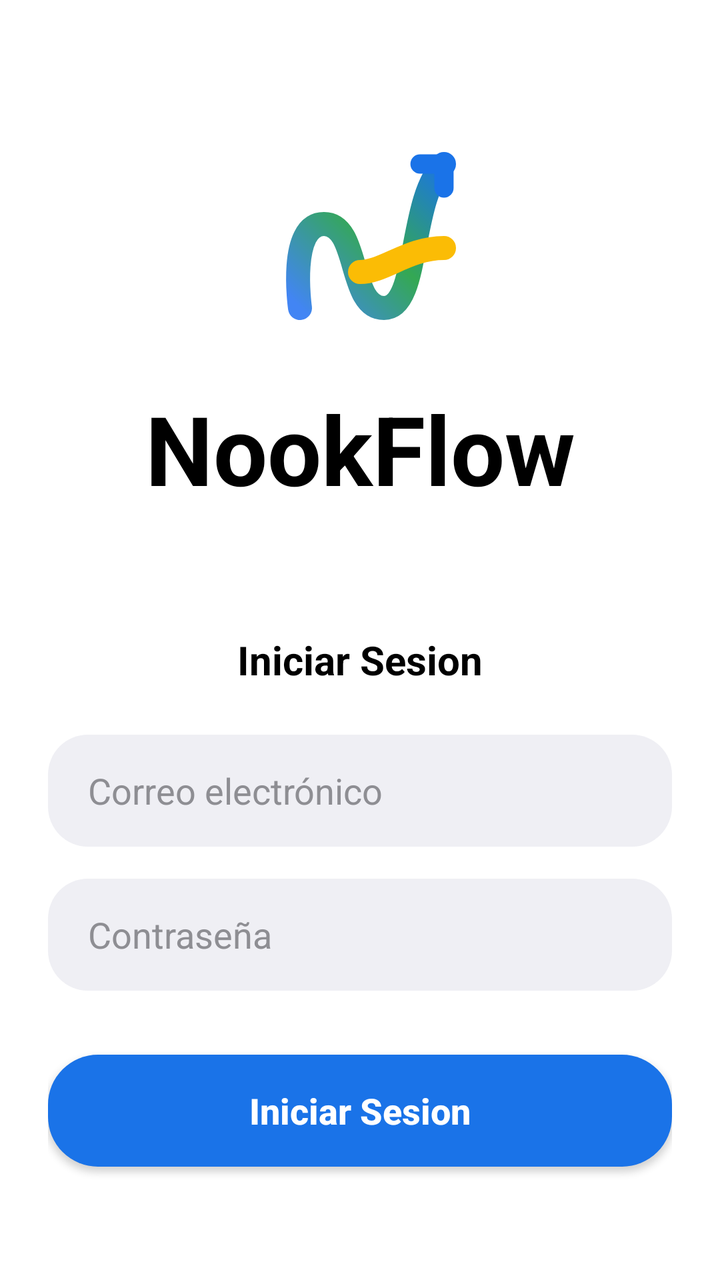
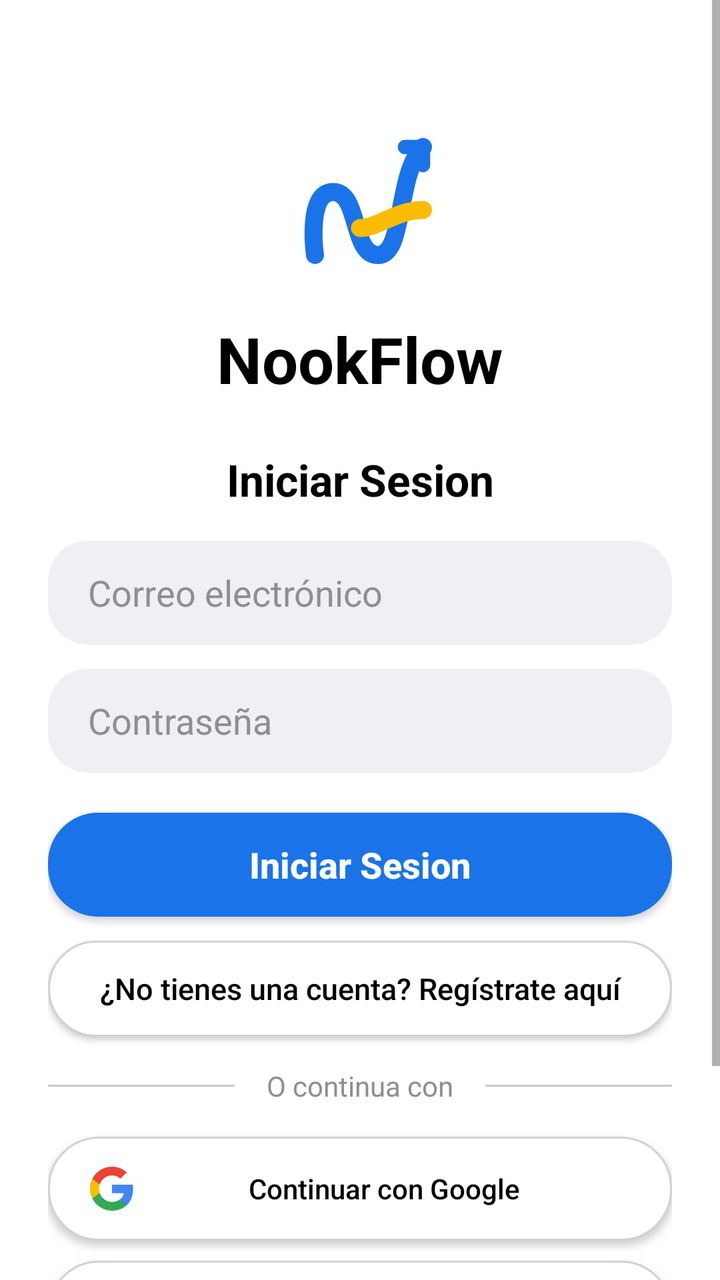

Before-and-after screenshots of an Android layout around one commit, followed by the original layout XML and the change that was made.
<!-- AndroidManifest.xml: application theme Theme.MyApplication -->
<!-- res/layout/iniciodesesion.xml -->
<?xml version="1.0" encoding="utf-8"?>
<androidx.constraintlayout.widget.ConstraintLayout xmlns:android="http://schemas.android.com/apk/res/android"
    xmlns:app="http://schemas.android.com/apk/res-auto"
    xmlns:tools="http://schemas.android.com/tools"
    android:id="@+id/main"
    android:layout_width="match_parent"
    android:layout_height="match_parent"
    android:background="@color/white"
    android:padding="24dp">

    
    <ImageView
        android:id="@+id/logo"
        android:layout_width="120dp"
        android:layout_height="120dp"
        android:layout_marginTop="40dp"
        android:contentDescription="@null"
        android:src="@drawable/logo_nookflow"
        app:layout_constraintEnd_toEndOf="parent"
        app:layout_constraintStart_toStartOf="parent"
        app:layout_constraintTop_toTopOf="parent" />

    <TextView
        android:id="@+id/appName"
        android:layout_width="wrap_content"
        android:layout_height="wrap_content"
        android:layout_marginTop="8dp"
        android:text="@string/app_name"
        android:textColor="@color/black"
        android:textSize="48sp"
        android:textStyle="bold"
        app:layout_constraintEnd_toEndOf="parent"
        app:layout_constraintStart_toStartOf="parent"
        app:layout_constraintTop_toBottomOf="@id/logo" />

    <TextView
        android:id="@+id/loginTitle"
        android:layout_width="wrap_content"
        android:layout_height="wrap_content"
        android:layout_marginTop="60dp"
        android:text="@string/login_title"
        android:textColor="@color/black"
        android:textSize="20sp"
        android:textStyle="bold"
        app:layout_constraintEnd_toEndOf="parent"
        app:layout_constraintStart_toStartOf="parent"
        app:layout_constraintTop_toBottomOf="@id/appName" />

    <EditText
        android:id="@+id/emailInput"
        android:layout_width="0dp"
        android:layout_height="56dp"
        android:layout_marginTop="24dp"
        android:background="@drawable/bg_input_field"
        android:hint="@string/hint_email"
        android:importantForAutofill="no"
        android:inputType="textEmailAddress"
        android:paddingStart="20dp"
        android:paddingEnd="20dp"
        android:textColorHint="@color/text_hint"
        app:layout_constraintEnd_toEndOf="parent"
        app:layout_constraintStart_toStartOf="parent"
        app:layout_constraintTop_toBottomOf="@id/loginTitle" />

    <EditText
        android:id="@+id/passwordInput"
        android:layout_width="0dp"
        android:layout_height="56dp"
        android:layout_marginTop="16dp"
        android:background="@drawable/bg_input_field"
        android:hint="@string/hint_password"
        android:importantForAutofill="no"
        android:inputType="textPassword"
        android:paddingStart="20dp"
        android:paddingEnd="20dp"
        android:textColorHint="@color/text_hint"
        app:layout_constraintEnd_toEndOf="parent"
        app:layout_constraintStart_toStartOf="parent"
        app:layout_constraintTop_toBottomOf="@id/emailInput" />

    <androidx.appcompat.widget.AppCompatButton
        android:id="@+id/btnLogin"
        android:layout_width="0dp"
        android:layout_height="56dp"
        android:layout_marginTop="32dp"
        android:background="@drawable/bg_login_button"
        android:text="@string/login_title"
        android:textAllCaps="false"
        android:textColor="@color/white"
        android:textSize="18sp"
        android:textStyle="bold"
        app:layout_constraintEnd_toEndOf="parent"
        app:layout_constraintStart_toStartOf="parent"
        app:layout_constraintTop_toBottomOf="@id/passwordInput" />

    <View
        android:id="@+id/dividerLeft"
        android:layout_width="0dp"
        android:layout_height="1dp"
        android:layout_marginTop="48dp"
        android:background="@color/divider_color"
        app:layout_constraintEnd_toStartOf="@id/orText"
        app:layout_constraintStart_toStartOf="parent"
        app:layout_constraintTop_toBottomOf="@id/btnLogin" />

    <TextView
        android:id="@+id/orText"
        android:layout_width="wrap_content"
        android:layout_height="wrap_content"
        android:layout_marginStart="16dp"
        android:layout_marginEnd="16dp"
        android:text="@string/or_continue_with"
        android:textColor="@color/text_hint"
        android:textSize="14sp"
        app:layout_constraintBottom_toBottomOf="@id/dividerLeft"
        app:layout_constraintEnd_toStartOf="@id/dividerRight"
        app:layout_constraintStart_toEndOf="@id/dividerLeft"
        app:layout_constraintTop_toTopOf="@id/dividerLeft" />

    <View
        android:id="@+id/dividerRight"
        android:layout_width="0dp"
        android:layout_height="1dp"
        android:background="@color/divider_color"
        app:layout_constraintBottom_toBottomOf="@id/dividerLeft"
        app:layout_constraintEnd_toEndOf="parent"
        app:layout_constraintStart_toEndOf="@id/orText"
        app:layout_constraintTop_toTopOf="@id/dividerLeft" />

    <androidx.appcompat.widget.AppCompatButton
        android:id="@+id/btnGoogle"
        android:layout_width="0dp"
        android:layout_height="56dp"
        android:layout_marginTop="24dp"
        android:background="@drawable/bg_social_button"
        android:drawableStart="@drawable/ic_google"
        android:paddingStart="20dp"
        android:paddingEnd="20dp"
        android:textAllCaps="false"
        android:text="@string/continue_google"
        android:textColor="@color/black"
        app:layout_constraintEnd_toEndOf="parent"
        app:layout_constraintStart_toStartOf="parent"
        app:layout_constraintTop_toBottomOf="@id/orText" />

    <androidx.appcompat.widget.AppCompatButton
        android:id="@+id/btnApple"
        android:layout_width="0dp"
        android:layout_height="56dp"
        android:layout_marginTop="12dp"
        android:background="@drawable/bg_social_button"
        android:drawableStart="@drawable/ic_apple"
        android:paddingStart="20dp"
        android:paddingEnd="20dp"
        android:textAllCaps="false"
        android:text="@string/continue_apple"
        android:textColor="@color/black"
        app:layout_constraintEnd_toEndOf="parent"
        app:layout_constraintStart_toStartOf="parent"
        app:layout_constraintTop_toBottomOf="@id/btnGoogle" />

    <androidx.appcompat.widget.AppCompatButton
        android:id="@+id/btnFacebook"
        android:layout_width="0dp"
        android:layout_height="56dp"
        android:layout_marginTop="12dp"
        android:background="@drawable/bg_social_button"
        android:drawableStart="@drawable/ic_facebook"
        android:paddingStart="20dp"
        android:paddingEnd="20dp"
        android:textAllCaps="false"
        android:text="@string/continue_facebook"
        android:textColor="@color/black"
        app:layout_constraintEnd_toEndOf="parent"
        app:layout_constraintStart_toStartOf="parent"
        app:layout_constraintTop_toBottomOf="@id/btnApple" />

</androidx.constraintlayout.widget.ConstraintLayout>
<!-- resources referenced by this layout -->
<resources>
  <color name="black">#FF000000</color>
  <color name="divider_color">#C7C7CC</color>
  <color name="text_hint">#8E8E93</color>
  <color name="white">#FFFFFFFF</color>
  <!-- drawable bg_input_field (drawable) -->
  <?xml version="1.0" encoding="utf-8"?>
  <shape xmlns:android="http://schemas.android.com/apk/res/android">
      <solid android:color="@color/input_background" />
      <corners android:radius="20dp" />
  </shape>
  <!-- drawable bg_login_button (drawable) -->
  <?xml version="1.0" encoding="utf-8"?>
  <shape xmlns:android="http://schemas.android.com/apk/res/android">
      <solid android:color="@color/nookflow_blue" />
      <corners android:radius="25dp" />
  </shape>
  <!-- drawable bg_social_button (drawable) -->
  <?xml version="1.0" encoding="utf-8"?>
  <shape xmlns:android="http://schemas.android.com/apk/res/android">
      <solid android:color="@color/white" />
      <stroke android:width="1dp" android:color="@color/social_button_border" />
      <corners android:radius="25dp" />
  </shape>
  <!-- drawable logo_nookflow (drawable) -->
  <vector xmlns:android="http://schemas.android.com/apk/res/android"
      xmlns:aapt="http://schemas.android.com/aapt"
      android:width="200dp"
      android:height="200dp"
      android:viewportWidth="100"
      android:viewportHeight="100">
  
      
      <path
          android:pathData="M25,75 C25,75 20,40 35,40 C50,40 45,75 60,75 C75,75 70,30 85,15"
          android:strokeWidth="10"
          android:strokeLineCap="round"
          android:strokeLineJoin="round">
          <aapt:attr name="android:strokeColor">
              <gradient
                  android:startX="25"
                  android:startY="75"
                  android:endX="85"
                  android:endY="15"
                  android:type="linear">
                  <item android:offset="0" android:color="#4285F4" />
                  <item android:offset="0.5" android:color="#34A853" />
                  <item android:offset="1" android:color="#1A73E8" />
              </gradient>
          </aapt:attr>
      </path>
  
      
      <path
          android:pathData="M75,15 L85,15 L85,25"
          android:strokeWidth="8"
          android:strokeColor="#1A73E8"
          android:strokeLineCap="round"
          android:strokeLineJoin="round" />
  
      
      <path
          android:pathData="M50,60 C60,60 70,50 85,50"
          android:strokeWidth="10"
          android:strokeColor="#FBBC05"
          android:strokeLineCap="round" />
  
  </vector>
  <string name="app_name">NookFlow</string>
  <string name="continue_apple">Continuar con Apple</string>
  <string name="continue_facebook">Continuar con Facebook</string>
  <string name="continue_google">Continuar con Google</string>
  <string name="hint_email">Correo electrónico</string>
  <string name="hint_password">Contraseña</string>
  <string name="login_title">Iniciar Sesion</string>
  <string name="or_continue_with">O continua con</string>
  <style name="Theme.MyApplication" parent="Theme.MaterialComponents.DayNight.DarkActionBar">
          
          <item name="colorPrimary">@color/purple_500</item>
          <item name="colorPrimaryVariant">@color/purple_700</item>
          <item name="colorOnPrimary">@color/white</item>
          
          <item name="colorSecondary">@color/teal_200</item>
          <item name="colorSecondaryVariant">@color/teal_700</item>
          <item name="colorOnSecondary">@color/black</item>
          
          <item name="android:statusBarColor">?attr/colorPrimaryVariant</item>
          
      </style>
  <color name="input_background">#EFEFF4</color>
  <color name="nookflow_blue">#1A73E8</color>
  <color name="social_button_border">#D1D1D6</color>
  <color name="purple_500">#FF6200EE</color>
  <color name="purple_700">#FF3700B3</color>
  <color name="teal_200">#FF03DAC5</color>
  <color name="teal_700">#FF018786</color>
  <!-- unchanged entries left out for length: 3 -->
</resources>

<!-- the commit's change to res/layout/iniciodesesion.xml (unified diff, before → after) -->
@@ -1,178 +1,204 @@
 <?xml version="1.0" encoding="utf-8"?>
-<androidx.constraintlayout.widget.ConstraintLayout xmlns:android="http://schemas.android.com/apk/res/android"
+<ScrollView xmlns:android="http://schemas.android.com/apk/res/android"
     xmlns:app="http://schemas.android.com/apk/res-auto"
     xmlns:tools="http://schemas.android.com/tools"
-    android:id="@+id/main"
     android:layout_width="match_parent"
     android:layout_height="match_parent"
-    android:background="@color/white"
-    android:padding="24dp">
-
-    
-    <ImageView
-        android:id="@+id/logo"
-        android:layout_width="120dp"
-        android:layout_height="120dp"
-        android:layout_marginTop="40dp"
-        android:contentDescription="@null"
-        android:src="@drawable/logo_nookflow"
-        app:layout_constraintEnd_toEndOf="parent"
-        app:layout_constraintStart_toStartOf="parent"
-        app:layout_constraintTop_toTopOf="parent" />
-
-    <TextView
-        android:id="@+id/appName"
-        android:layout_width="wrap_content"
+    android:fillViewport="true"
+    android:background="@color/white">
+
+    <androidx.constraintlayout.widget.ConstraintLayout
+        android:id="@+id/main"
+        android:layout_width="match_parent"
         android:layout_height="wrap_content"
-        android:layout_marginTop="8dp"
-        android:text="@string/app_name"
-        android:textColor="@color/black"
-        android:textSize="48sp"
-        android:textStyle="bold"
-        app:layout_constraintEnd_toEndOf="parent"
-        app:layout_constraintStart_toStartOf="parent"
-        app:layout_constraintTop_toBottomOf="@id/logo" />
-
-    <TextView
-        android:id="@+id/loginTitle"
-        android:layout_width="wrap_content"
-        android:layout_height="wrap_content"
-        android:layout_marginTop="60dp"
-        android:text="@string/login_title"
-        android:textColor="@color/black"
-        android:textSize="20sp"
-        android:textStyle="bold"
-        app:layout_constraintEnd_toEndOf="parent"
-        app:layout_constraintStart_toStartOf="parent"
-        app:layout_constraintTop_toBottomOf="@id/appName" />
-
-    <EditText
-        android:id="@+id/emailInput"
-        android:layout_width="0dp"
-        android:layout_height="56dp"
-        android:layout_marginTop="24dp"
-        android:background="@drawable/bg_input_field"
-        android:hint="@string/hint_email"
-        android:importantForAutofill="no"
-        android:inputType="textEmailAddress"
-        android:paddingStart="20dp"
-        android:paddingEnd="20dp"
-        android:textColorHint="@color/text_hint"
-        app:layout_constraintEnd_toEndOf="parent"
-        app:layout_constraintStart_toStartOf="parent"
-        app:layout_constraintTop_toBottomOf="@id/loginTitle" />
-
-    <EditText
-        android:id="@+id/passwordInput"
-        android:layout_width="0dp"
-        android:layout_height="56dp"
-        android:layout_marginTop="16dp"
-        android:background="@drawable/bg_input_field"
-        android:hint="@string/hint_password"
-        android:importantForAutofill="no"
-        android:inputType="textPassword"
-        android:paddingStart="20dp"
-        android:paddingEnd="20dp"
-        android:textColorHint="@color/text_hint"
-        app:layout_constraintEnd_toEndOf="parent"
-        app:layout_constraintStart_toStartOf="parent"
-        app:layout_constraintTop_toBottomOf="@id/emailInput" />
-
-    <androidx.appcompat.widget.AppCompatButton
-        android:id="@+id/btnLogin"
-        android:layout_width="0dp"
-        android:layout_height="56dp"
-        android:layout_marginTop="32dp"
-        android:background="@drawable/bg_login_button"
-        android:text="@string/login_title"
-        android:textAllCaps="false"
-        android:textColor="@color/white"
-        android:textSize="18sp"
-        android:textStyle="bold"
-        app:layout_constraintEnd_toEndOf="parent"
-        app:layout_constraintStart_toStartOf="parent"
-        app:layout_constraintTop_toBottomOf="@id/passwordInput" />
-
-    <View
-        android:id="@+id/dividerLeft"
-        android:layout_width="0dp"
-        android:layout_height="1dp"
-        android:layout_marginTop="48dp"
-        android:background="@color/divider_color"
-        app:layout_constraintEnd_toStartOf="@id/orText"
-        app:layout_constraintStart_toStartOf="parent"
-        app:layout_constraintTop_toBottomOf="@id/btnLogin" />
-
-    <TextView
-        android:id="@+id/orText"
-        android:layout_width="wrap_content"
-        android:layout_height="wrap_content"
-        android:layout_marginStart="16dp"
-        android:layout_marginEnd="16dp"
-        android:text="@string/or_continue_with"
-        android:textColor="@color/text_hint"
-        android:textSize="14sp"
-        app:layout_constraintBottom_toBottomOf="@id/dividerLeft"
-        app:layout_constraintEnd_toStartOf="@id/dividerRight"
-        app:layout_constraintStart_toEndOf="@id/dividerLeft"
-        app:layout_constraintTop_toTopOf="@id/dividerLeft" />
-
-    <View
-        android:id="@+id/dividerRight"
-        android:layout_width="0dp"
-        android:layout_height="1dp"
-        android:background="@color/divider_color"
-        app:layout_constraintBottom_toBottomOf="@id/dividerLeft"
-        app:layout_constraintEnd_toEndOf="parent"
-        app:layout_constraintStart_toEndOf="@id/orText"
-        app:layout_constraintTop_toTopOf="@id/dividerLeft" />
-
-    <androidx.appcompat.widget.AppCompatButton
-        android:id="@+id/btnGoogle"
-        android:layout_width="0dp"
-        android:layout_height="56dp"
-        android:layout_marginTop="24dp"
-        android:background="@drawable/bg_social_button"
-        android:drawableStart="@drawable/ic_google"
-        android:paddingStart="20dp"
-        android:paddingEnd="20dp"
-        android:textAllCaps="false"
-        android:text="@string/continue_google"
-        android:textColor="@color/black"
-        app:layout_constraintEnd_toEndOf="parent"
-        app:layout_constraintStart_toStartOf="parent"
-        app:layout_constraintTop_toBottomOf="@id/orText" />
-
-    <androidx.appcompat.widget.AppCompatButton
-        android:id="@+id/btnApple"
-        android:layout_width="0dp"
-        android:layout_height="56dp"
-        android:layout_marginTop="12dp"
-        android:background="@drawable/bg_social_button"
-        android:drawableStart="@drawable/ic_apple"
-        android:paddingStart="20dp"
-        android:paddingEnd="20dp"
-        android:textAllCaps="false"
-        android:text="@string/continue_apple"
-        android:textColor="@color/black"
-        app:layout_constraintEnd_toEndOf="parent"
-        app:layout_constraintStart_toStartOf="parent"
-        app:layout_constraintTop_toBottomOf="@id/btnGoogle" />
-
-    <androidx.appcompat.widget.AppCompatButton
-        android:id="@+id/btnFacebook"
-        android:layout_width="0dp"
-        android:layout_height="56dp"
-        android:layout_marginTop="12dp"
-        android:background="@drawable/bg_social_button"
-        android:drawableStart="@drawable/ic_facebook"
-        android:paddingStart="20dp"
-        android:paddingEnd="20dp"
-        android:textAllCaps="false"
-        android:text="@string/continue_facebook"
-        android:textColor="@color/black"
-        app:layout_constraintEnd_toEndOf="parent"
-        app:layout_constraintStart_toStartOf="parent"
-        app:layout_constraintTop_toBottomOf="@id/btnApple" />
-
-</androidx.constraintlayout.widget.ConstraintLayout>
+        android:background="@color/white"
+        android:padding="24dp">
+
+        
+        <ImageView
+            android:id="@+id/logo"
+            android:layout_width="90dp"
+            android:layout_height="90dp"
+            android:layout_marginTop="36dp"
+            android:contentDescription="@null"
+            android:src="@drawable/logo_nookflow"
+            app:layout_constraintEnd_toEndOf="parent"
+            app:layout_constraintStart_toStartOf="parent"
+            app:layout_constraintTop_toTopOf="parent" />
+
+        <TextView
+            android:id="@+id/appName"
+            android:layout_width="0dp"
+            android:layout_height="wrap_content"
+            android:layout_marginTop="8dp"
+            android:gravity="center"
+            android:maxLines="1"
+            android:ellipsize="end"
+            android:text="@string/app_name"
+            android:textColor="@color/black"
+            android:textSize="32sp"
+            android:textStyle="bold"
+            app:layout_constraintEnd_toEndOf="parent"
+            app:layout_constraintStart_toStartOf="parent"
+            app:layout_constraintTop_toBottomOf="@id/logo" />
+
+        <TextView
+            android:id="@+id/loginTitle"
+            android:layout_width="wrap_content"
+            android:layout_height="wrap_content"
+            android:layout_marginTop="24dp"
+            android:text="@string/login_title"
+            android:textColor="@color/black"
+            android:textSize="22sp"
+            android:textStyle="bold"
+            app:layout_constraintEnd_toEndOf="parent"
+            app:layout_constraintStart_toStartOf="parent"
+            app:layout_constraintTop_toBottomOf="@id/appName" />
+
+        <EditText
+            android:id="@+id/emailInput"
+            android:layout_width="0dp"
+            android:layout_height="52dp"
+            android:layout_marginTop="16dp"
+            android:background="@drawable/bg_input_field"
+            android:hint="@string/hint_email"
+            android:importantForAutofill="no"
+            android:inputType="textEmailAddress"
+            android:paddingStart="20dp"
+            android:paddingEnd="20dp"
+            android:textColor="@color/black"
+            android:textColorHint="@color/text_hint"
+            app:layout_constraintEnd_toEndOf="parent"
+            app:layout_constraintStart_toStartOf="parent"
+            app:layout_constraintTop_toBottomOf="@id/loginTitle" />
+
+        <EditText
+            android:id="@+id/passwordInput"
+            android:layout_width="0dp"
+            android:layout_height="52dp"
+            android:layout_marginTop="12dp"
+            android:background="@drawable/bg_input_field"
+            android:hint="@string/hint_password"
+            android:importantForAutofill="no"
+            android:inputType="textPassword"
+            android:paddingStart="20dp"
+            android:paddingEnd="20dp"
+            android:textColor="@color/black"
+            android:textColorHint="@color/text_hint"
+            app:layout_constraintEnd_toEndOf="parent"
+            app:layout_constraintStart_toStartOf="parent"
+            app:layout_constraintTop_toBottomOf="@id/emailInput" />
+
+        <androidx.appcompat.widget.AppCompatButton
+            android:id="@+id/btnLogin"
+            android:layout_width="0dp"
+            android:layout_height="52dp"
+            android:layout_marginTop="20dp"
+            android:background="@drawable/bg_login_button"
+            android:text="@string/login_title"
+            android:textAllCaps="false"
+            android:textColor="@color/white"
+            android:textSize="18sp"
+            android:textStyle="bold"
+            app:layout_constraintEnd_toEndOf="parent"
+            app:layout_constraintStart_toStartOf="parent"
+            app:layout_constraintTop_toBottomOf="@id/passwordInput" />
+
+        <androidx.appcompat.widget.AppCompatButton
+            android:id="@+id/btnGoToRegister"
+            android:layout_width="0dp"
+            android:layout_height="48dp"
+            android:layout_marginTop="12dp"
+            android:background="@drawable/bg_social_button"
+            android:text="¿No tienes una cuenta? Regístrate aquí"
+            android:textAllCaps="false"
+            android:textColor="@color/black"
+            android:textSize="15sp"
+            app:layout_constraintEnd_toEndOf="parent"
+            app:layout_constraintStart_toStartOf="parent"
+            app:layout_constraintTop_toBottomOf="@id/btnLogin" />
+
+        <View
+            android:id="@+id/dividerLeft"
+            android:layout_width="0dp"
+            android:layout_height="1dp"
+            android:layout_marginTop="24dp"
+            android:background="@color/divider_color"
+            app:layout_constraintEnd_toStartOf="@id/orText"
+            app:layout_constraintStart_toStartOf="parent"
+            app:layout_constraintTop_toBottomOf="@id/btnGoToRegister" />
+
+        <TextView
+            android:id="@+id/orText"
+            android:layout_width="wrap_content"
+            android:layout_height="wrap_content"
+            android:layout_marginStart="16dp"
+            android:layout_marginEnd="16dp"
+            android:text="@string/or_continue_with"
+            android:textColor="@color/text_hint"
+            android:textSize="14sp"
+            app:layout_constraintBottom_toBottomOf="@id/dividerLeft"
+            app:layout_constraintEnd_toStartOf="@id/dividerRight"
+            app:layout_constraintStart_toEndOf="@id/dividerLeft"
+            app:layout_constraintTop_toTopOf="@id/dividerLeft" />
+
+        <View
+            android:id="@+id/dividerRight"
+            android:layout_width="0dp"
+            android:layout_height="1dp"
+            android:background="@color/divider_color"
+            app:layout_constraintBottom_toBottomOf="@id/dividerLeft"
+            app:layout_constraintEnd_toEndOf="parent"
+            app:layout_constraintStart_toEndOf="@id/orText"
+            app:layout_constraintTop_toTopOf="@id/dividerLeft" />
+
+        <androidx.appcompat.widget.AppCompatButton
+            android:id="@+id/btnGoogle"
+            android:layout_width="0dp"
+            android:layout_height="52dp"
+            android:layout_marginTop="16dp"
+            android:background="@drawable/bg_social_button"
+            android:drawableStart="@drawable/ic_google"
+            android:paddingStart="20dp"
+            android:paddingEnd="20dp"
+            android:textAllCaps="false"
+            android:text="@string/continue_google"
+            android:textColor="@color/black"
+            app:layout_constraintEnd_toEndOf="parent"
+            app:layout_constraintStart_toStartOf="parent"
+            app:layout_constraintTop_toBottomOf="@id/orText" />
+
+        <androidx.appcompat.widget.AppCompatButton
+            android:id="@+id/btnApple"
+            android:layout_width="0dp"
+            android:layout_height="52dp"
+            android:layout_marginTop="10dp"
+            android:background="@drawable/bg_social_button"
+            android:drawableStart="@drawable/ic_apple"
+            android:paddingStart="20dp"
+            android:paddingEnd="20dp"
+            android:textAllCaps="false"
+            android:text="@string/continue_apple"
+            android:textColor="@color/black"
+            app:layout_constraintEnd_toEndOf="parent"
+            app:layout_constraintStart_toStartOf="parent"
+            app:layout_constraintTop_toBottomOf="@id/btnGoogle" />
+
+        <androidx.appcompat.widget.AppCompatButton
+            android:id="@+id/btnFacebook"
+            android:layout_width="0dp"
+            android:layout_height="52dp"
+            android:layout_marginTop="10dp"
+            android:background="@drawable/bg_social_button"
+            android:drawableStart="@drawable/ic_facebook"
+            android:paddingStart="20dp"
+            android:paddingEnd="20dp"
+            android:textAllCaps="false"
+            android:text="@string/continue_facebook"
+            android:textColor="@color/black"
+            app:layout_constraintEnd_toEndOf="parent"
+            app:layout_constraintStart_toStartOf="parent"
+            app:layout_constraintTop_toBottomOf="@id/btnApple" />
+
+    </androidx.constraintlayout.widget.ConstraintLayout>
+</ScrollView>
<!-- resource entries referenced after the edit -->
@@ -25,7 +25,6 @@
   </shape>
   <!-- drawable logo_nookflow (drawable) -->
   <vector xmlns:android="http://schemas.android.com/apk/res/android"
-      xmlns:aapt="http://schemas.android.com/aapt"
       android:width="200dp"
       android:height="200dp"
       android:viewportWidth="100"
@@ -35,21 +34,9 @@
       <path
           android:pathData="M25,75 C25,75 20,40 35,40 C50,40 45,75 60,75 C75,75 70,30 85,15"
           android:strokeWidth="10"
+          android:strokeColor="#1A73E8"
           android:strokeLineCap="round"
-          android:strokeLineJoin="round">
-          <aapt:attr name="android:strokeColor">
-              <gradient
-                  android:startX="25"
-                  android:startY="75"
-                  android:endX="85"
-                  android:endY="15"
-                  android:type="linear">
-                  <item android:offset="0" android:color="#4285F4" />
-                  <item android:offset="0.5" android:color="#34A853" />
-                  <item android:offset="1" android:color="#1A73E8" />
-              </gradient>
-          </aapt:attr>
-      </path>
+          android:strokeLineJoin="round" />
   
       
       <path
@@ -75,24 +62,26 @@
   <string name="hint_password">Contraseña</string>
   <string name="login_title">Iniciar Sesion</string>
   <string name="or_continue_with">O continua con</string>
-  <style name="Theme.MyApplication" parent="Theme.MaterialComponents.DayNight.DarkActionBar">
+  <style name="Theme.MyApplication" parent="Theme.MaterialComponents.Light.NoActionBar">
           
-          <item name="colorPrimary">@color/purple_500</item>
-          <item name="colorPrimaryVariant">@color/purple_700</item>
+          <item name="colorPrimary">@color/nookflow_blue</item>
+          <item name="colorPrimaryVariant">@color/nookflow_blue</item>
           <item name="colorOnPrimary">@color/white</item>
           
           <item name="colorSecondary">@color/teal_200</item>
           <item name="colorSecondaryVariant">@color/teal_700</item>
           <item name="colorOnSecondary">@color/black</item>
+  
           
-          <item name="android:statusBarColor">?attr/colorPrimaryVariant</item>
-          
+          <item name="windowActionBar">false</item>
+          <item name="windowNoTitle">true</item>
+          <item name="android:windowBackground">@color/white</item>
+          <item name="android:statusBarColor">@color/white</item>
+          <item name="android:windowLightStatusBar">true</item>
       </style>
   <color name="input_background">#EFEFF4</color>
   <color name="nookflow_blue">#1A73E8</color>
   <color name="social_button_border">#D1D1D6</color>
-  <color name="purple_500">#FF6200EE</color>
-  <color name="purple_700">#FF3700B3</color>
   <color name="teal_200">#FF03DAC5</color>
   <color name="teal_700">#FF018786</color>
   <!-- unchanged entries left out for length: 3 -->
